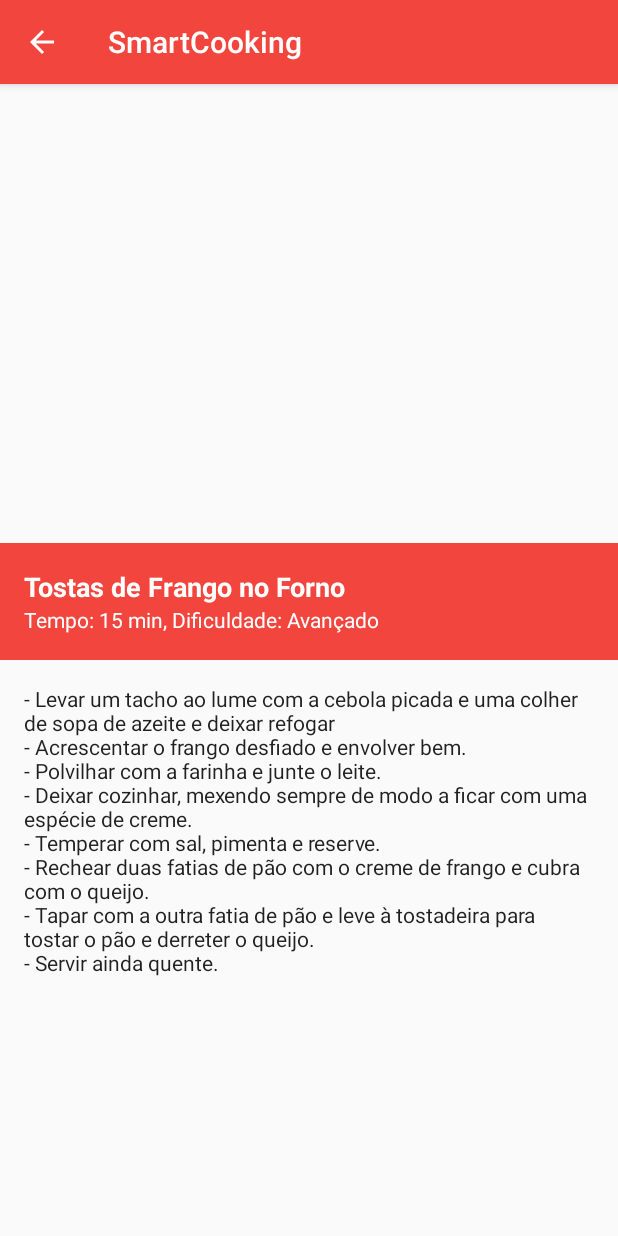
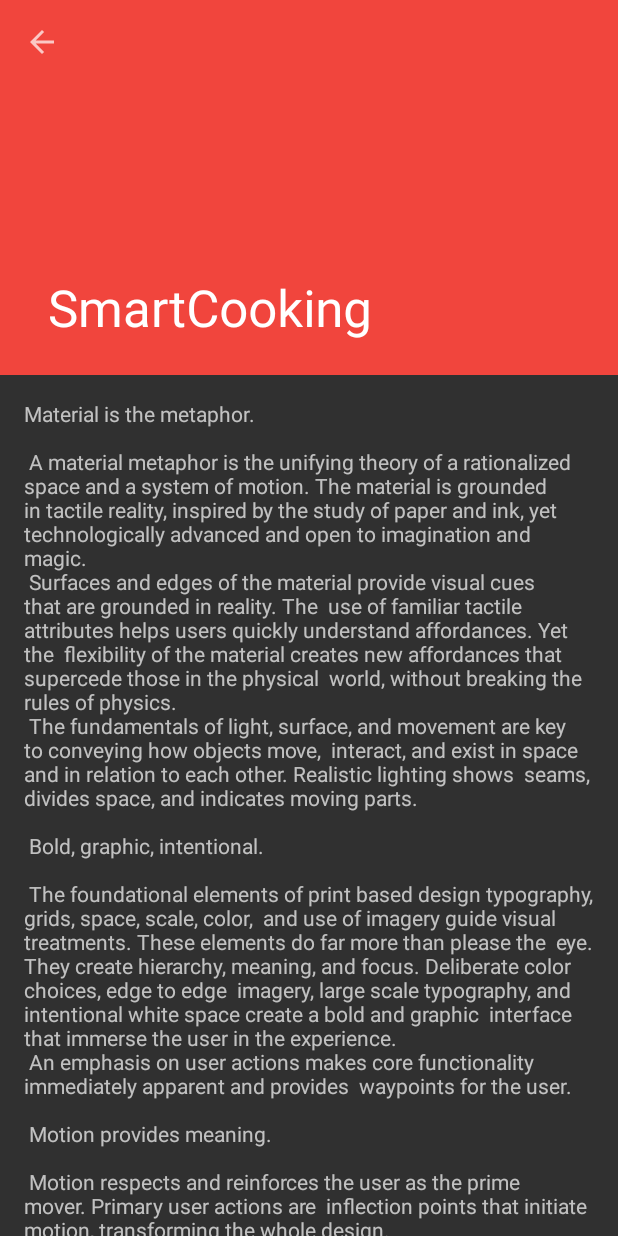
Before and after one commit to jamorim95/SmartCooking, an Android app: the FiltrarReceitasActivity screen opened directly, with no data from a screen before it, after a tap on "Avançado", on a phone screen of 412 x 824 dp. Run offline under Robolectric (Android 15) with nearby library versions, the phone set to English and light mode, and no system bars; libraries missing offline, so code that uses them is left out: com.nostra13.universalimageloader.

Commit message:
- Datails ainda com problemas

```diff
--- a/app/src/main/java/com/developer/luisgoncalo/smartcooking/DetalhesActivity.java
+++ b/app/src/main/java/com/developer/luisgoncalo/smartcooking/DetalhesActivity.java
@@ -1,19 +1,14 @@
 package com.developer.luisgoncalo.smartcooking;
 
 import android.os.Bundle;
-import android.support.v7.app.ActionBar;
+import android.support.design.widget.AppBarLayout;
 import android.support.v7.app.AppCompatActivity;
-import android.text.Html;
-import android.text.Spanned;
-import android.view.MenuItem;
-import android.view.View;
+import android.support.v7.widget.Toolbar;
 import android.widget.ImageView;
 import android.widget.TextView;
-import android.widget.Toast;
 
 import com.nostra13.universalimageloader.core.ImageLoader;
 import com.nostra13.universalimageloader.core.ImageLoaderConfiguration;
-import com.nostra13.universalimageloader.core.listener.SimpleImageLoadingListener;
 
 public class DetalhesActivity extends AppCompatActivity {
 
@@ -26,15 +21,27 @@ public class DetalhesActivity extends AppCompatActivity {
 
         //Toast.makeText(DetalhesActivity.this, receita.getNome(), Toast.LENGTH_SHORT).show();
 
-        ActionBar actionBar = getSupportActionBar();
-        if (actionBar != null) {
-            actionBar.setDisplayHomeAsUpEnabled(true);
-        }
+        final Toolbar mToolbar = findViewById(R.id.details_toolbar);
+        setSupportActionBar(mToolbar);
+        getSupportActionBar().setDisplayHomeAsUpEnabled(true);
+        getSupportActionBar().setDisplayShowHomeEnabled(true);
+        //getSupportActionBar().setTitle(receita.getNome());
 
-        TextView receita_title = findViewById(R.id.receita_detalhes_titulo);
-        TextView receita_subtitle = findViewById(R.id.receita_detalhes_subtitulo);
+        AppBarLayout mAppBarLayout = findViewById(R.id.app_bar);
+        mAppBarLayout.addOnOffsetChangedListener(new AppBarLayout.OnOffsetChangedListener() {
+            int scrollRange = -1;
+
+            @Override
+            public void onOffsetChanged(AppBarLayout appBarLayout, int verticalOffset) {
+                if (scrollRange == -1) {
+                    scrollRange = appBarLayout.getTotalScrollRange();
+                }
+            }
+        });
+
+        //TextView receita_title = findViewById(R.id.receita_detalhes_titulo);
+        //TextView receita_subtitle = findViewById(R.id.receita_detalhes_subtitulo);
         TextView receita_texto = findViewById(R.id.receita_detalhes_preparacao);
-        //TextView receita_fornecedor = findViewById(R.id.receita_fornecedor);
 
         String subtitulo = "Tempo: ";
         subtitulo += receita.getTempo() + " min, Dificuldade: ";
@@ -56,31 +63,20 @@ public class DetalhesActivity extends AppCompatActivity {
                 break;
         }
 
-        receita_title.setText(receita.getNome());
-        receita_subtitle.setText(subtitulo);
-        receita_texto.setText(receita.getPreparacaoString());
+        //receita_title.setText(receita.getNome());
+        //receita_subtitle.setText(subtitulo);
+        //receita_texto.setText(receita.getPreparacaoString());
 
-        /*String imageUri = receita.getImagem();
-
-        Toast.makeText(DetalhesActivity.this, imageUri, Toast.LENGTH_SHORT).show();
-
-        ImageView iv = findViewById(R.id.receita_image);
+        /*ImageView iv = findViewById(R.id.receita_image);
 
         ImageLoader.getInstance().init(ImageLoaderConfiguration.createDefault(DetalhesActivity.this));
-
         ImageLoader imageLoader = ImageLoader.getInstance();
-        imageLoader.displayImage(imageUri, iv);*/
+        imageLoader.displayImage(receita.getImagem(), iv);*/
     }
 
-
     @Override
-    public boolean onOptionsItemSelected(MenuItem item) {
-        switch (item.getItemId()) {
-            case android.R.id.home:
-                this.finish();
-                return true;
-            default:
-                return super.onOptionsItemSelected(item);
-        }
+    public boolean onSupportNavigateUp() {
+        onBackPressed();
+        return true;
     }
 }
--- a/app/src/main/java/com/developer/luisgoncalo/smartcooking/FiltrarReceitasActivity.java
+++ b/app/src/main/java/com/developer/luisgoncalo/smartcooking/FiltrarReceitasActivity.java
@@ -38,56 +38,15 @@ public class FiltrarReceitasActivity extends AppCompatActivity {
         categoria = getIntent().getStringExtra("categoria");
 
         // Adding items to listview
-        List<Receita> receitas = todosAsReceitas(); //Get receitas por categoria
+        List<Receita> receitas = criarReceitas(); //Get receitas por categoria
         adapter = new MyAdapter(receitas, this,FiltrarReceitasActivity.this);
         lista_receitas.setAdapter(adapter);
     }
 
-    private List<Receita> todosAsReceitas() {
-        /*return new ArrayList<>(Arrays.asList(
-                new Receita(1, "Tostas de Frango no Forno",15,3,"Snack","https://i.redditmedia.com/asjwnETQdQ4SouvtlCFU2Ek6-TeDNj_fu_XeH88T40Y.jpg?w=903&s=45dbac737ef1389eccee05cd4eade812"),
-                new Receita(2, "Salsichas com Queijo e Fiambre",15,3,"Carne"),
-                new Receita(3, "Esparguete com atum e Rucula", 15,2,"Peixe"),
-                new Receita(4, "Bolo da Caneca",10,1,"Sobremesa"),
-                new Receita(5, "Tarte de Limão em Copo",25,4,"Sobremesa"),
-                new Receita(6, "Sopa de Peixe",40,4,"Peixe"),
-                new Receita(7, "Alheira com Batata Frita e Ovo",15,2,"Carne"),
-                new Receita(8, "Salmão Grelhado",15,3,"Peixe"),
-                new Receita(9, "Esparguete à Bolonhesa",20,3,"Carne"),
-                new Receita(10, "Peixe à Algarvia",30,5,"Peixe"),
-                new Receita(11, "Bifes de Peru com Cogumelos",15,2,"Carne"),
-                new Receita(12, "Ovos Mexidos com Chouriço",15,2,"Carne"),
-                new Receita(13, "Esparguete com Miolo de Camarão", 30, 2, "Peixe"),
-                new Receita(14, "Frango Frito", 45, 3, "Carne"),
-                new Receita(15, "Macarrão com Bacon, Fiambre, Presunto e Salsichas", 45, 2, "Carne"),
-                new Receita(16, "Costeletas de Porco de cebolada", 45, 3, "Carne"),
-                new Receita(17, "Salada Americana com Molho French", 15, 1, "Vegetariano"),
-                new Receita(18, "Salada Colorida", 10, 1, "Vegetariano"),
-                new Receita(19, "Salada Tropical", 10, 1, "Vegetariano"),
-                new Receita(20, "Caracóis de Queijo e Fiambre", 15, 2, "Snack"),
-                new Receita(21, "Pão de Alho", 5, 2, "Snack"),
-                new Receita(22, "Tapas de Queijo de Cabra e Tomate", 10, 2, "Snack"),
-                new Receita(23, "Pãezinhos com Chouriço", 20, 2, "Snack"),
-                new Receita(24, "Risotto de Abóbora e Brócolos", 35, 3, "Vegetariano"),
-                new Receita(25, "Bolo de Cenoura com cobertura de Chocolate", 50, 3, "Sobremesa"),
-                new Receita(26, "Bolo de Chocolate e Café com cobertura de Cacau", 40, 3, "Sobremesa"),
-                new Receita(27, "Bolo de Chocolate para emergências", 60, 3, "Sobremesa"),
-                new Receita(28, "Bacalhau com legumes",15,2,"Peixe"),
-                new Receita(29, "Costeleta grelhada com arroz de bróculos", 30, 4, "Carne"),
-                new Receita(30, "Esparguete com Atum e Molho de Tomate",15,2,"Peixe"),
-                new Receita(31, "Coxas de Frango no Forno com Batatinhas", 20, 3, "Carne"),
-                new Receita(32, "Filetes de Pescada com Arroz de tomate", 25, 4, "Peixe"),
-                new Receita(33, "Gambas à Oriental com Arroz de Castanhas", 20, 3, "Peixe"),
-                new Receita(34, "Panados com Arroz Primavera", 30, 3, "Carne"),
-                new Receita(35, "Salada de Frango", 10, 1, "Snack"),
-                new Receita(36, "Massa com atum",15,2,"Peixe"),
-                new Receita(37, "Ovos Mexidos com Atum",10,1,"Peixe")
-
-        ));*/
-
+    private List<Receita> criarReceitas() {
         return new ArrayList<>(Arrays.asList(
-        new Receita(1,"Tostas de Frango no Forno",15,3,"Snack", Arrays.asList("Levar um tacho ao lume com a cebola picada e uma colher de sopa de azeite e deixar refogar","Acrescentar o frango desfiado e envolver bem.","Polvilhar com a farinha e junte o leite.","Deixar cozinhar, mexendo sempre de modo a ficar com uma espécie de creme.","Temperar com sal, pimenta e reserve.","Rechear duas fatias de pão com o creme de frango e cubra com o queijo.","Tapar com a outra fatia de pão e leve à tostadeira para tostar o pão e derreter o queijo.","Servir ainda quente."),"https://smartcookingapp.files.wordpress.com/2015/10/receita_pgi.jpg"),
-        new Receita(2,"Salsichas com Queijo e Fiambre",15,3,"Carne", Arrays.asList("Estender uma fatia de fiambre e, por cima colocar uma fatia de queijo.|Barrar o queijo com a mostarda a seu gosto.","Colocar a salsicha por cima e enrolar nas fatias.","Polvilhar as salsichas enroladas com o queijo mozzarella.","Colocar no forno e deixe ficar até gratinar o queijo e está pronto a servir!"),"https://smartcookingapp.files.wordpress.com/2015/10/sals.jpg")
+            new Receita(1,"Tostas de Frango no Forno",15,3,"Snack", Arrays.asList("Levar um tacho ao lume com a cebola picada e uma colher de sopa de azeite e deixar refogar","Acrescentar o frango desfiado e envolver bem.","Polvilhar com a farinha e junte o leite.","Deixar cozinhar, mexendo sempre de modo a ficar com uma espécie de creme.","Temperar com sal, pimenta e reserve.","Rechear duas fatias de pão com o creme de frango e cubra com o queijo.","Tapar com a outra fatia de pão e leve à tostadeira para tostar o pão e derreter o queijo.","Servir ainda quente."),"https://smartcookingapp.files.wordpress.com/2015/10/receita_pgi.jpg"),
+            new Receita(2,"Salsichas com Queijo e Fiambre",15,3,"Carne", Arrays.asList("Estender uma fatia de fiambre e, por cima colocar uma fatia de queijo.|Barrar o queijo com a mostarda a seu gosto.","Colocar a salsicha por cima e enrolar nas fatias.","Polvilhar as salsichas enroladas com o queijo mozzarella.","Colocar no forno e deixe ficar até gratinar o queijo e está pronto a servir!"),"https://smartcookingapp.files.wordpress.com/2015/10/sals.jpg")
         ));
     }
 
--- a/app/src/main/res/layout/activity_detalhes.xml
+++ b/app/src/main/res/layout/activity_detalhes.xml
@@ -1,89 +1,57 @@
-<android.support.v4.widget.DrawerLayout
+<?xml version="1.0" encoding="utf-8"?>
+<android.support.design.widget.CoordinatorLayout
     xmlns:android="http://schemas.android.com/apk/res/android"
     xmlns:app="http://schemas.android.com/apk/res-auto"
-    android:id="@+id/drawer_layout"
-    android:layout_width="match_parent"
-    android:layout_height="match_parent">
-
-    <LinearLayout
     android:layout_width="match_parent"
     android:layout_height="match_parent"
-        android:orientation="vertical"
-        android:weightSum="2">
+    android:fitsSystemWindows="true">
 
-        <LinearLayout
+    <android.support.design.widget.AppBarLayout
+        android:id="@+id/app_bar"
+        android:layout_width="match_parent"
+        android:layout_height="wrap_content"
+        android:fitsSystemWindows="true" >
+
+        <android.support.design.widget.CollapsingToolbarLayout
+            android:id="@+id/collapsing_toolbar"
             android:layout_width="match_parent"
             android:layout_height="match_parent"
-            android:layout_weight="1"
-            android:orientation="vertical"
-            android:weightSum="10">
-
-            <ImageView
-                android:id="@+id/receita_image"
-                android:layout_width="match_parent"
-                android:layout_height="0dp"
-                android:layout_weight="9"
-                android:contentDescription="@string/receita_image_description" />
-
-            <LinearLayout
-                android:layout_width="match_parent"
-                android:layout_height="wrap_content"
-                android:layout_weight="1"
-                android:background="@color/colorPrimary"
-                android:gravity="center_vertical"
-                android:orientation="vertical">
+            android:fitsSystemWindows="true"
+            app:layout_scrollFlags="scroll|exitUntilCollapsed">
 
             <TextView
-                    android:id="@+id/receita_detalhes_titulo"
-                    android:layout_width="match_parent"
-                    android:layout_height="wrap_content"
-                    android:layout_marginEnd="@dimen/activity_horizontal_margin"
-                    android:layout_marginStart="@dimen/activity_horizontal_margin"
-                    android:textColor="@color/white"
-                    android:textSize="18sp"
-                    android:textStyle="bold" />
-
-                <TextView
-                    android:id="@+id/receita_detalhes_subtitulo"
-                    android:layout_width="match_parent"
-                    android:layout_height="wrap_content"
-                    android:layout_marginEnd="@dimen/activity_horizontal_margin"
-                    android:layout_marginStart="@dimen/activity_horizontal_margin"
-                    android:textColor="@color/white"
-                    android:textSize="14sp" />
-
-            </LinearLayout>
-        </LinearLayout>
-
-        <ScrollView
+                android:id="@+id/page_nme"
                 android:layout_width="match_parent"
                 android:layout_height="match_parent"
-            android:layout_weight="1"
-            android:orientation="vertical">
+                android:background="@color/colorPrimary"
+                android:height="250dp"
+                android:fitsSystemWindows="true"
+                app:layout_collapseMode="parallax"/>
+
+            <android.support.v7.widget.Toolbar
+                android:id="@+id/details_toolbar"
+                android:layout_width="match_parent"
+                android:layout_height="?attr/actionBarSize"
+                android:background="?attr/colorPrimary"
+                app:layout_collapseMode="pin"/>
+
+        </android.support.design.widget.CollapsingToolbarLayout>
+
+    </android.support.design.widget.AppBarLayout>
+
+    <android.support.v4.widget.NestedScrollView
+        android:layout_width="match_parent"
+        android:layout_height="match_parent"
+        android:paddingBottom="@dimen/activity_vertical_margin"
+        android:paddingLeft="@dimen/activity_horizontal_margin"
+        android:paddingRight="@dimen/activity_horizontal_margin"
+        android:paddingTop="@dimen/activity_vertical_margin"
+        app:layout_behavior="@string/appbar_scrolling_view_behavior">
 
         <TextView
             android:id="@+id/receita_detalhes_preparacao"
             android:layout_width="match_parent"
-                android:layout_height="wrap_content"
-                android:layout_marginEnd="@dimen/activity_horizontal_margin"
-                android:layout_marginStart="@dimen/activity_horizontal_margin"
-                android:paddingBottom="@dimen/activity_vertical_margin"
-                android:paddingTop="@dimen/activity_vertical_margin"
-                android:textColor="@color/text_color" />
-
-        </ScrollView>
-
-
-
-    </LinearLayout>
-
-
-    <!-- Side navigation drawer UI -->
-    <ListView
-        android:id="@+id/navList"
-        android:layout_width="250dp"
             android:layout_height="match_parent"
-        android:layout_gravity="start"
-        android:background="#262626" />
-
-</android.support.v4.widget.DrawerLayout>
+            android:text="@string/large_text"/>
+    </android.support.v4.widget.NestedScrollView>
+</android.support.design.widget.CoordinatorLayout>
--- a/app/src/main/res/layout/list_item.xml
+++ b/app/src/main/res/layout/list_item.xml
@@ -24,7 +24,7 @@
         android:layout_alignParentBottom="true"
         android:layout_alignParentEnd="true"
         android:layout_toEndOf="@id/receita_image"
-        android:textColor="@color/black"
+        android:textColor="@color/text_color"
         android:maxLines="2"
         android:textSize="12sp" />
 
@@ -35,7 +35,7 @@
         android:layout_above="@id/receita_difficult"
         android:layout_alignParentEnd="true"
         android:layout_alignParentTop="true"
-        android:textColor="@color/black"
+        android:textColor="@color/text_color"
         android:layout_alignWithParentIfMissing="true"
         android:layout_toEndOf="@id/receita_image"
         android:gravity="center_vertical"
--- a/app/src/main/res/values/colors.xml
+++ b/app/src/main/res/values/colors.xml
@@ -2,8 +2,8 @@
 <resources>
 
     <color name="colorPrimary">#f1453d</color>
-    <color name="colorPrimaryDark">#d13135</color>
-    <color name="colorAccent">#FF4081</color>
+    <color name="colorPrimaryDark">#d93831</color>
+    <color name="colorAccent">#00FFFF</color>
 
     <color name="text_color">#DE000000</color>
 
--- a/app/src/main/res/values/dimens.xml
+++ b/app/src/main/res/values/dimens.xml
@@ -6,5 +6,6 @@
     <dimen name="acerca_title">40dp</dimen>
     <dimen name="app_bar_height">180dp</dimen>
     <dimen name="fab_margin">16dp</dimen>
+    <dimen name="text_margin">16dp</dimen>
 
 </resources>
--- a/app/src/main/res/values/strings.xml
+++ b/app/src/main/res/values/strings.xml
@@ -37,11 +37,10 @@
     <string name="parceiros_label">Parceiros:</string>
     <string name="outros_label">Outros:</string>
     <string name="icons_label">Icons feitos por:</string>
-    <string name="acercaNos_texto">A equipa que criou a SmartCooking é composta por 6 estudantes de Engenharia Informática da Universidade de Coimbra. Esta equipa no intuito de realizar um projecto para a cadeira de Projectos de Gestão e de Inovação, teve como ideia a realização de uma aplicação que combata as dificuldades na preparação e escolha de refeições com os ingredientes que estão disponíveis na sua dispensa.\n\tSmartCooking irá ajudar todos os estudantes e todas as pessoas sem ideias e com dificuldades na preparação de uma refeição sem dúvida!\n\tBom apetite!\n\nContacto:      smartcookinguc@gmail.com</string>
+    <string name="acercaNos_texto">A equipa que criou a SmartCooking é composta por 6 estudantes de Engenharia Informática da Universidade de Coimbra. Esta equipa no intuito de realizar um projecto para a cadeira de Projectos de Gestão e de Inovação, teve como ideia a realização de uma aplicação que combata as dificuldades na preparação e escolha de refeições com os ingredientes que estão disponíveis na sua dispensa.\n\tSmartCooking irá ajudar todos os estudantes e todas as pessoas sem ideias e com dificuldades na preparação de uma refeição sem dúvida!\nBom apetite!</string>
     <string name="parceiros_texto">Visitem as páginas dos nossos parceiros:</string>
     <string name="fb_label">Facebook:</string>
     <string name="twitter_label">Twitter:</string>
-    <string name="site_label">Website:</string>
 
     <!-- Erros -->
     <string name="erro_nome_size">O nome a procurar tem de ter pelo menos 3 caracteres</string>
@@ -261,5 +260,6 @@
     </string>
     <string name="action_settings">Settings</string>
     <string name="receita_image_description">Image of the Recipe</string>
+    <string name="title_activity_scrolling">ScrollingActivity</string>
 
 </resources>
--- a/app/src/main/res/values/styles.xml
+++ b/app/src/main/res/values/styles.xml
@@ -12,15 +12,23 @@
         <item name="colorControlNormal">@color/white</item>
     </style>
 
-    <style name="AppTheme.NoActionBar">
-        <item name="windowActionBar">false</item>
-        <item name="windowNoTitle">true</item>
+    <!-- Details theme. -->
+    <style name="DetailsTheme" parent="Theme.AppCompat.NoActionBar">
+        <!-- Customize your theme here. -->
+        <item name="colorPrimary">@color/colorPrimary</item>
+        <item name="colorPrimaryDark">@color/colorPrimaryDark</item>
+        <item name="colorAccent">@color/colorAccent</item>
+
+        <item name="android:windowTranslucentStatus">true</item>
     </style>
 
     <style name="SplashTheme" parent="Theme.AppCompat.NoActionBar">
         <item name="android:windowBackground">@drawable/background_splash</item>
     </style>
 
+    <style name="AppTheme.AppBarOverlay" parent="ThemeOverlay.AppCompat.Dark.ActionBar" />
+
+    <style name="AppTheme.PopupOverlay" parent="ThemeOverlay.AppCompat.Light" />
 
 
 </resources>
```
Also changed, not shown: app/src/main/AndroidManifest.xml (+7 -1 lines), app/src/main/res/layout/activity_acerca.xml (+50 -24 lines), app/src/main/res/font/merriweather_light.ttf (added). Lines whose indentation alone changed are shown as unchanged.
